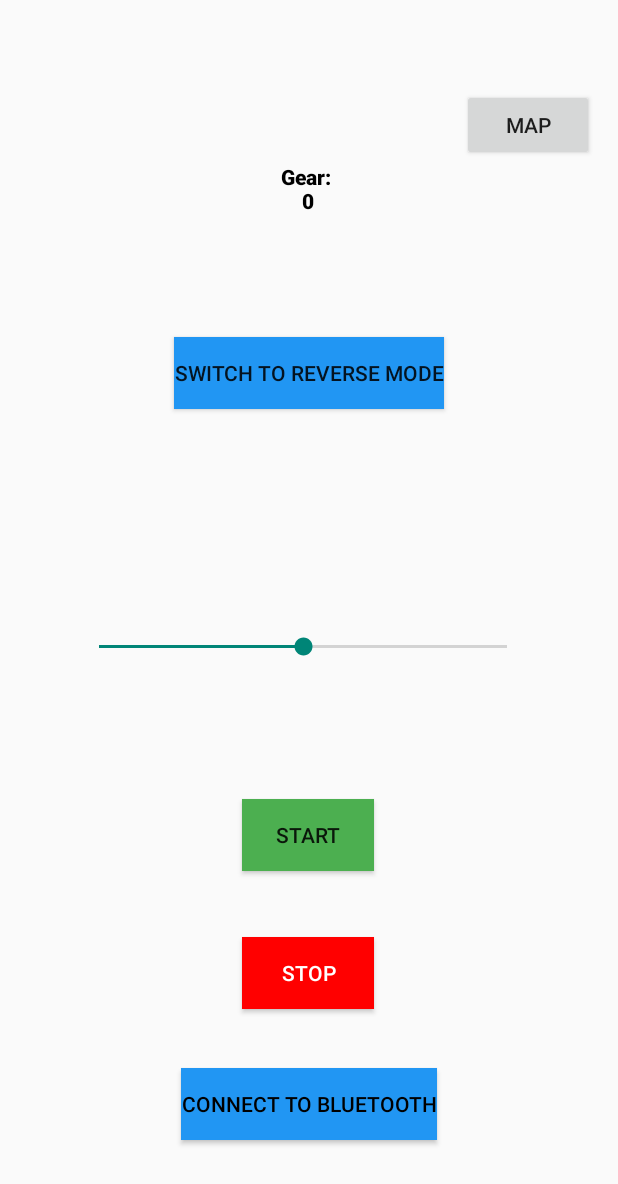
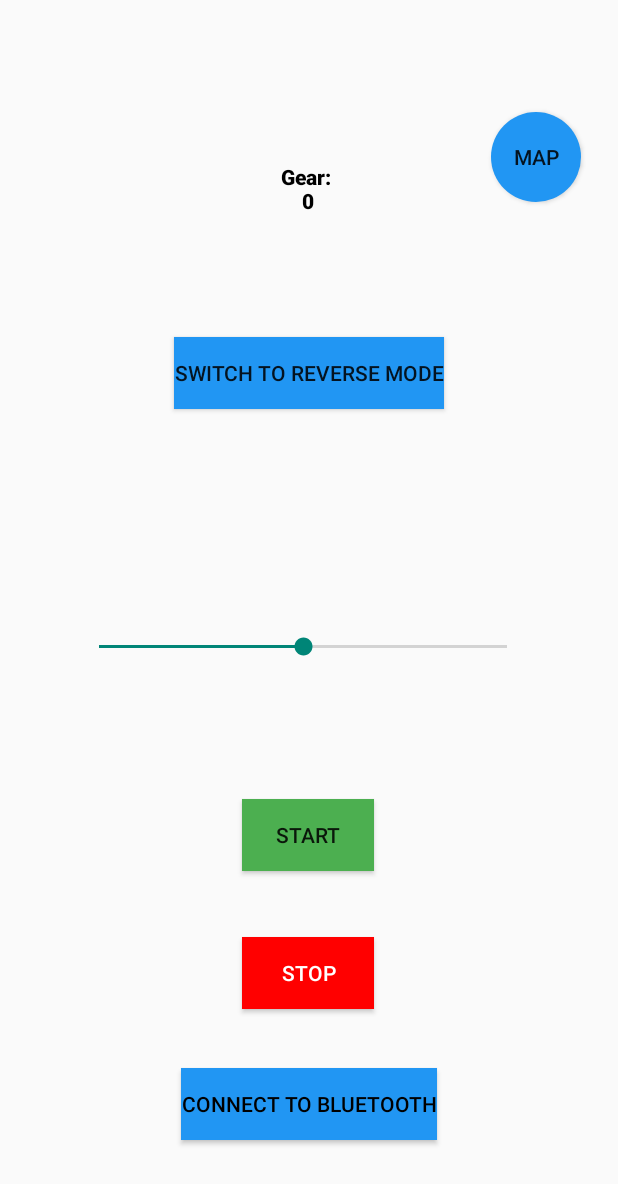
Before and after one commit to DIT112-V20/group-07, an Android app: the screen it shows after launch (MainActivity), on a phone screen of 412 x 824 dp. Shown: the top 1184 px of the screen. Run offline under Robolectric (Android 15) with nearby library versions, the phone set to English and light mode, and no system bars.

Commit message:
#50 Improve look of UI
Made Map button round and blue for aesthetic purposes.

```diff
--- /dev/null
+++ b/arduinoRemote/app/src/main/res/drawable/roundedbutton.xml
@@ -0,0 +1,9 @@
+<?xml version="1.0" encoding="utf-8"?>
+<shape xmlns:android="http://schemas.android.com/apk/res/android"
+android:shape="rectangle">
+    <solid android:color="#2196F3" />
+    <corners android:bottomRightRadius="80dp"
+        android:bottomLeftRadius="80dp"
+        android:topRightRadius="80dp"
+        android:topLeftRadius="80dp"/>
+</shape>
--- a/arduinoRemote/app/src/main/res/layout/activity_main.xml
+++ b/arduinoRemote/app/src/main/res/layout/activity_main.xml
@@ -158,18 +158,21 @@
 
     <Button
         android:id="@+id/mapBut"
-        android:layout_width="wrap_content"
-        android:layout_height="wrap_content"
-        android:layout_marginStart="307dp"
-        android:layout_marginLeft="307dp"
-        android:layout_marginTop="17dp"
+        android:layout_width="60dp"
+        android:layout_height="60dp"
+        android:layout_marginStart="327dp"
+        android:layout_marginLeft="327dp"
+        android:layout_marginTop="38dp"
         android:layout_marginEnd="16dp"
         android:layout_marginRight="16dp"
-        android:layout_marginBottom="82dp"
+        android:layout_marginBottom="60dp"
+        android:background="@drawable/roundedbutton"
         android:text="@string/title_activity_maps"
         app:layout_constraintBottom_toTopOf="@+id/accelBar"
         app:layout_constraintEnd_toEndOf="parent"
+        app:layout_constraintHorizontal_bias="0.0"
         app:layout_constraintStart_toStartOf="parent"
-        app:layout_constraintTop_toTopOf="parent" />
+        app:layout_constraintTop_toTopOf="parent"
+        />
 
 </androidx.constraintlayout.widget.ConstraintLayout>
```
Also changed, not shown: 1 other file.
